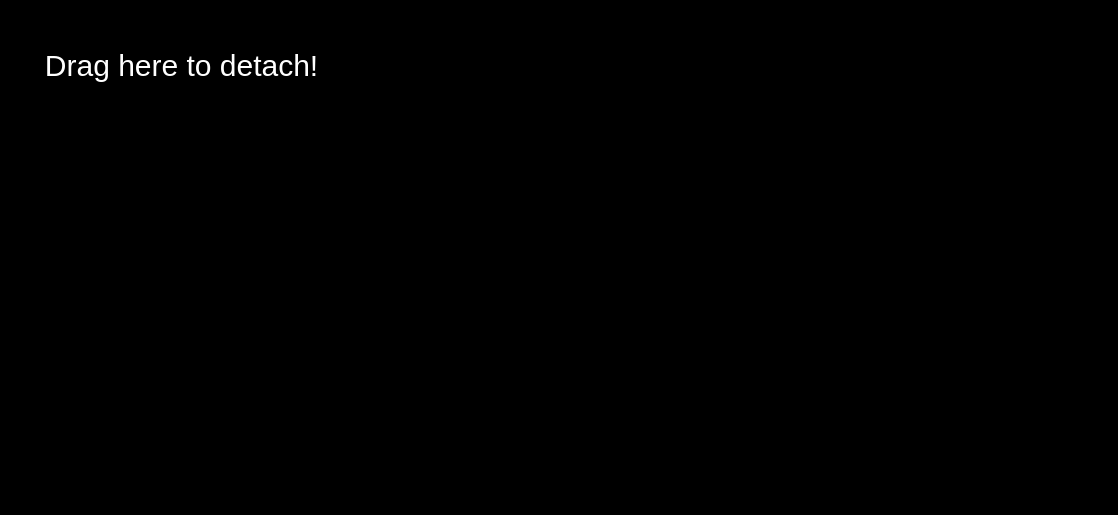
Qt form ui/detachdragzone.ui (analogdevicesinc/scopy) before a commit.
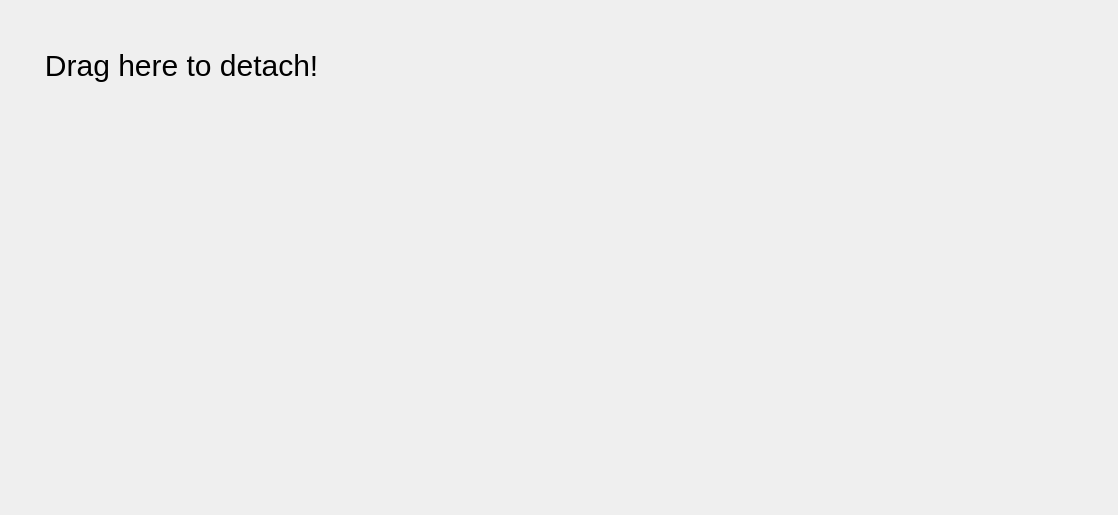
The same form after that commit.

The edit to the form file:
```diff
--- a/ui/detachdragzone.ui
+++ b/ui/detachdragzone.ui
@@ -23,12 +23,7 @@
    <bool>false</bool>
   </property>
   <property name="styleSheet">
-   <string notr="true">QWidget {
-background-color : black;
-}
-QWidget#DetachDragZone[hover=true] { 
-border: 1px solid white;
- }</string>
+   <string notr="true"/>
   </property>
   <widget class="QLabel" name="label">
    <property name="enabled">
@@ -59,7 +54,6 @@
    </property>
    <property name="styleSheet">
     <string notr="true">font-size: 30px;
-color: 	white;
 
 </string>
    </property>
```
Left out of the diff: 1 changed line with no effect on the pictures.
